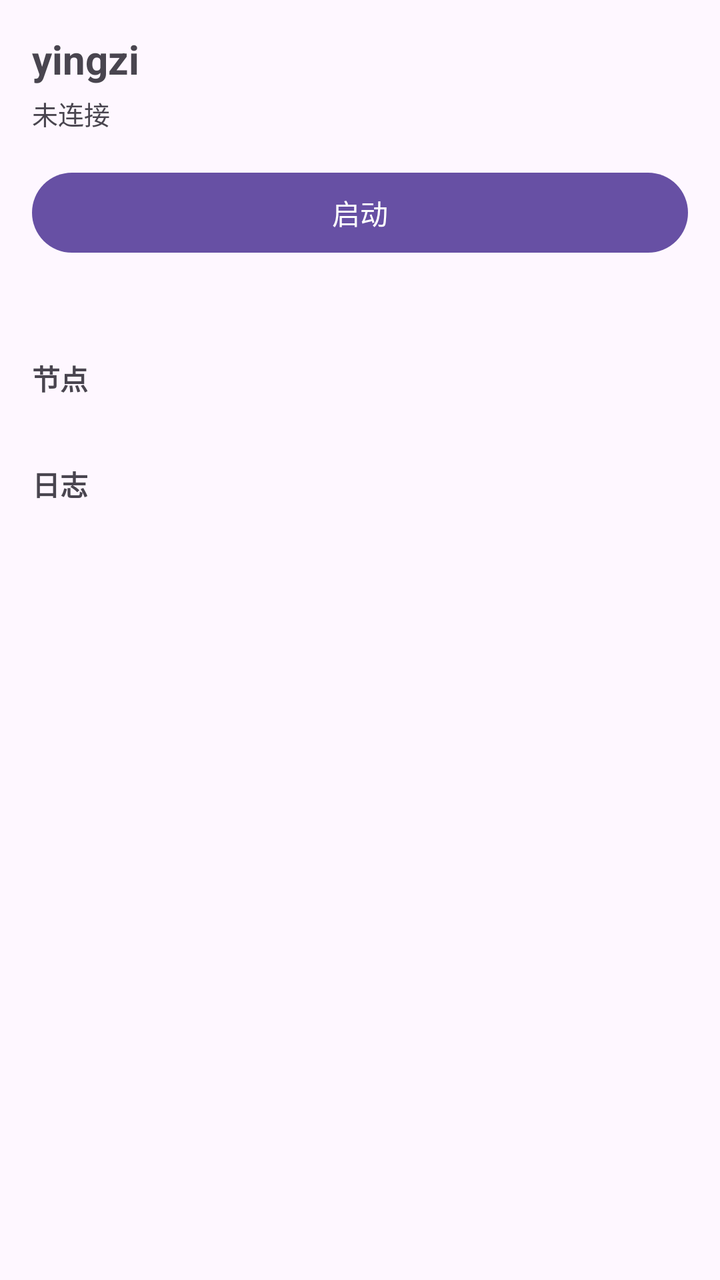
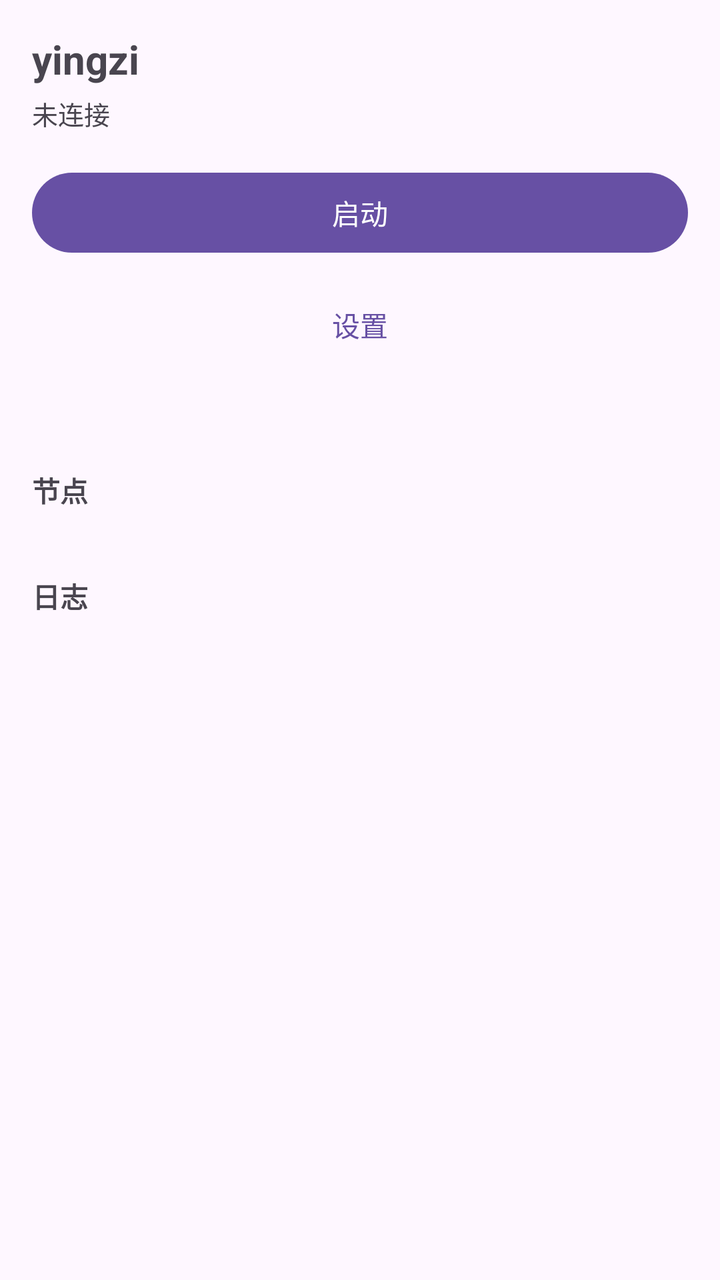

The first picture is an Android layout as it rendered before a commit; the second is the same layout after the commit. The layout source and the unified diff follow.
<!-- AndroidManifest.xml: application theme Theme.Material3.DayNight.NoActionBar -->
<!-- res/layout/activity_main.xml -->
<?xml version="1.0" encoding="utf-8"?>
<ScrollView xmlns:android="http://schemas.android.com/apk/res/android"
    android:layout_width="match_parent"
    android:layout_height="match_parent"
    android:padding="16dp">

    <LinearLayout
        android:layout_width="match_parent"
        android:layout_height="wrap_content"
        android:orientation="vertical">

        <TextView
            android:id="@+id/title"
            android:layout_width="match_parent"
            android:layout_height="wrap_content"
            android:text="yingzi"
            android:textSize="20sp"
            android:textStyle="bold" />

        <TextView
            android:id="@+id/subtitle"
            android:layout_width="match_parent"
            android:layout_height="wrap_content"
            android:layout_marginTop="4dp"
            android:text="未连接"
            android:textSize="13sp" />

        <com.google.android.material.button.MaterialButton
            android:id="@+id/toggle"
            android:layout_width="match_parent"
            android:layout_height="wrap_content"
            android:layout_marginTop="16dp"
            android:text="启动" />

        <TextView
            android:id="@+id/stats"
            android:layout_width="match_parent"
            android:layout_height="wrap_content"
            android:layout_marginTop="16dp"
            android:fontFamily="monospace"
            android:textSize="12sp" />

        <TextView
            android:layout_width="match_parent"
            android:layout_height="wrap_content"
            android:layout_marginTop="16dp"
            android:text="节点"
            android:textStyle="bold" />

        <TextView
            android:id="@+id/nodes"
            android:layout_width="match_parent"
            android:layout_height="wrap_content"
            android:fontFamily="monospace"
            android:textSize="12sp" />

        <TextView
            android:layout_width="match_parent"
            android:layout_height="wrap_content"
            android:layout_marginTop="16dp"
            android:text="日志"
            android:textStyle="bold" />

        <TextView
            android:id="@+id/logs"
            android:layout_width="match_parent"
            android:layout_height="wrap_content"
            android:fontFamily="monospace"
            android:textSize="11sp" />
    </LinearLayout>
</ScrollView>
<!-- resources referenced by this layout -->
<resources>

</resources>

<!-- the commit's change to res/layout/activity_main.xml (unified diff, before → after) -->
@@ -31,6 +31,14 @@
             android:layout_height="wrap_content"
             android:layout_marginTop="16dp"
             android:text="启动" />
+
+        <com.google.android.material.button.MaterialButton
+            android:id="@+id/settings"
+            android:layout_width="match_parent"
+            android:layout_height="wrap_content"
+            android:layout_marginTop="8dp"
+            android:text="设置"
+            style="@style/Widget.Material3.Button.TextButton" />
 
         <TextView
             android:id="@+id/stats"
